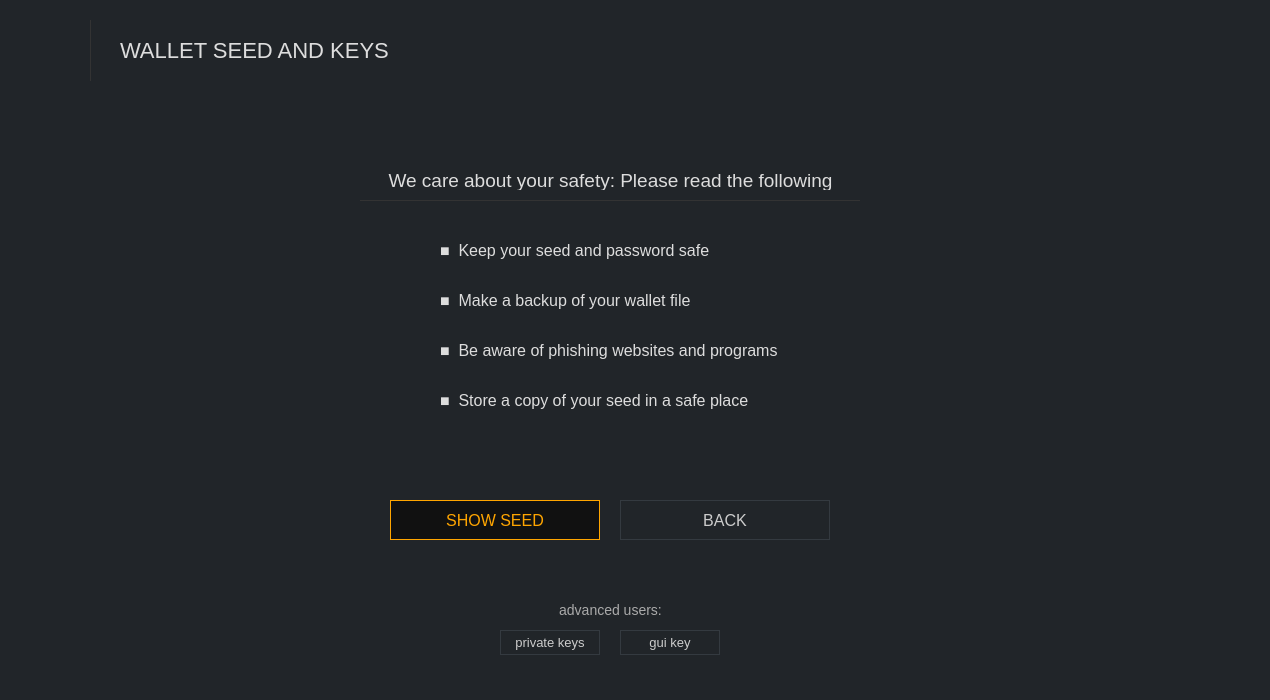
The window that src/gui/ui/receiveframe.ui (ConcealNetwork/conceal-desktop) describes before a commit, drawn with Qt 5.
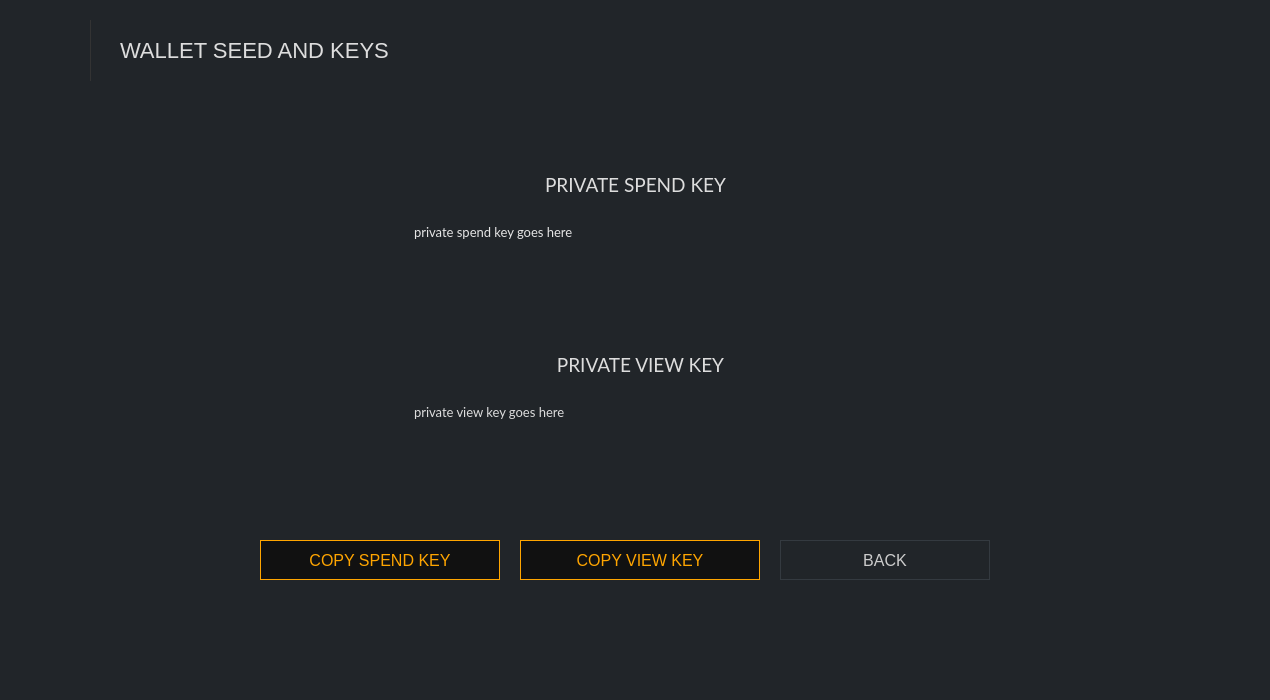
The same window after the commit. Icons and pictures are not drawn.

Commit message: Update private key titles

```diff
--- a/src/gui/ui/receiveframe.ui
+++ b/src/gui/ui/receiveframe.ui
@@ -269,7 +269,7 @@
 font-family: Lato;</string>
        </property>
        <property name="text">
-        <string>SECRET SPEND KEY</string>
+        <string>PRIVATE SPEND KEY</string>
        </property>
        <property name="alignment">
         <set>Qt::AlignCenter</set>
@@ -327,7 +327,7 @@
 &lt;html&gt;&lt;head&gt;&lt;meta name=&quot;qrichtext&quot; content=&quot;1&quot; /&gt;&lt;style type=&quot;text/css&quot;&gt;
 p, li { white-space: pre-wrap; }
 &lt;/style&gt;&lt;/head&gt;&lt;body style=&quot; font-family:'Lato'; font-size:16px; font-weight:400; font-style:normal;&quot;&gt;
-&lt;p style=&quot; margin-top:0px; margin-bottom:0px; margin-left:0px; margin-right:0px; -qt-block-indent:0; text-indent:0px;&quot;&gt;&lt;span style=&quot; font-family:'Courier'; font-size:10pt;&quot;&gt;secret spend key goes here&lt;/span&gt;&lt;/p&gt;&lt;/body&gt;&lt;/html&gt;</string>
+&lt;p style=&quot; margin-top:0px; margin-bottom:0px; margin-left:0px; margin-right:0px; -qt-block-indent:0; text-indent:0px;&quot;&gt;&lt;span style=&quot; font-family:'Courier'; font-size:10pt;&quot;&gt;private spend key goes here&lt;/span&gt;&lt;/p&gt;&lt;/body&gt;&lt;/html&gt;</string>
        </property>
       </widget>
       <widget class="QTextBrowser" name="m_viewKey">
@@ -355,7 +355,7 @@
 &lt;html&gt;&lt;head&gt;&lt;meta name=&quot;qrichtext&quot; content=&quot;1&quot; /&gt;&lt;style type=&quot;text/css&quot;&gt;
 p, li { white-space: pre-wrap; }
 &lt;/style&gt;&lt;/head&gt;&lt;body style=&quot; font-family:'Lato'; font-size:16px; font-weight:400; font-style:normal;&quot;&gt;
-&lt;p style=&quot; margin-top:0px; margin-bottom:0px; margin-left:0px; margin-right:0px; -qt-block-indent:0; text-indent:0px;&quot;&gt;&lt;span style=&quot; font-family:'Courier'; font-size:10pt;&quot;&gt;secret view key goes here&lt;/span&gt;&lt;/p&gt;&lt;/body&gt;&lt;/html&gt;</string>
+&lt;p style=&quot; margin-top:0px; margin-bottom:0px; margin-left:0px; margin-right:0px; -qt-block-indent:0; text-indent:0px;&quot;&gt;&lt;span style=&quot; font-family:'Courier'; font-size:10pt;&quot;&gt;private view key goes here&lt;/span&gt;&lt;/p&gt;&lt;/body&gt;&lt;/html&gt;</string>
        </property>
       </widget>
       <widget class="QPushButton" name="m_copyViewKeyButton">
@@ -843,8 +843,8 @@
      <zorder>logoLine</zorder>
      <zorder>guiKeyBox</zorder>
      <zorder>seedBox</zorder>
-     <zorder>privateKeyBox</zorder>
      <zorder>introBox</zorder>
+     <zorder>privateKeyBox</zorder>
     </widget>
    </item>
   </layout>
```
